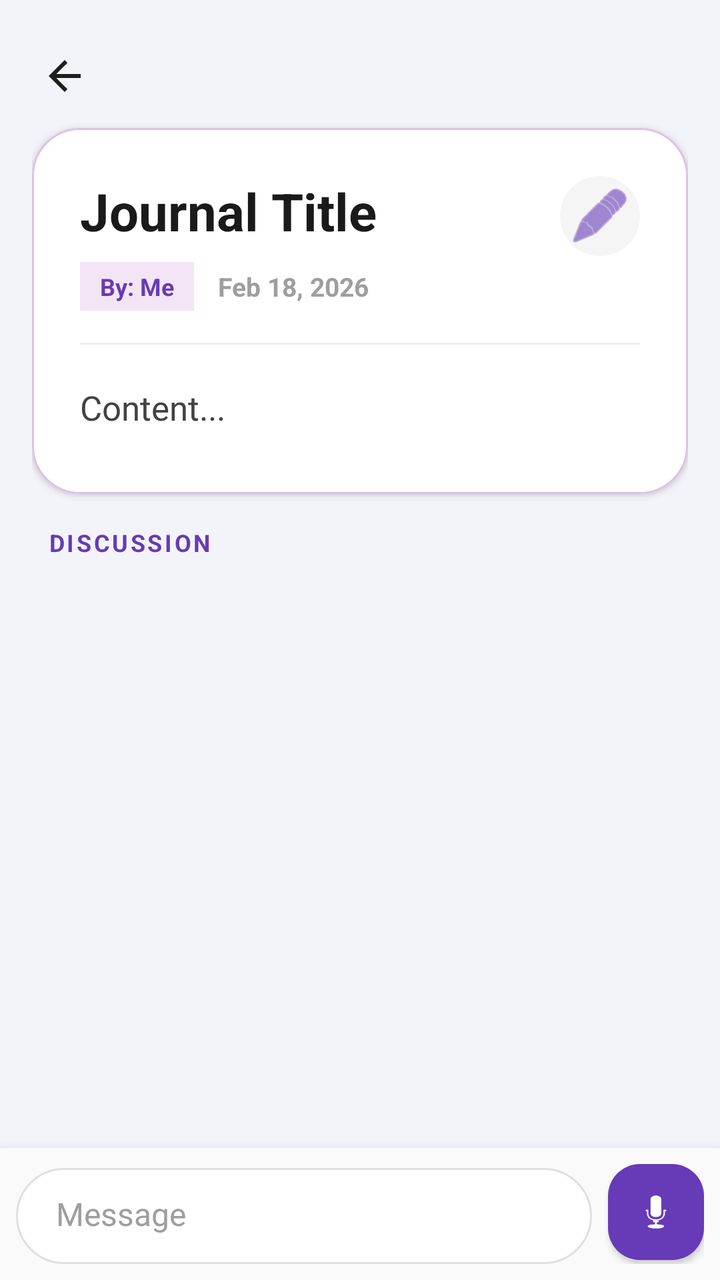
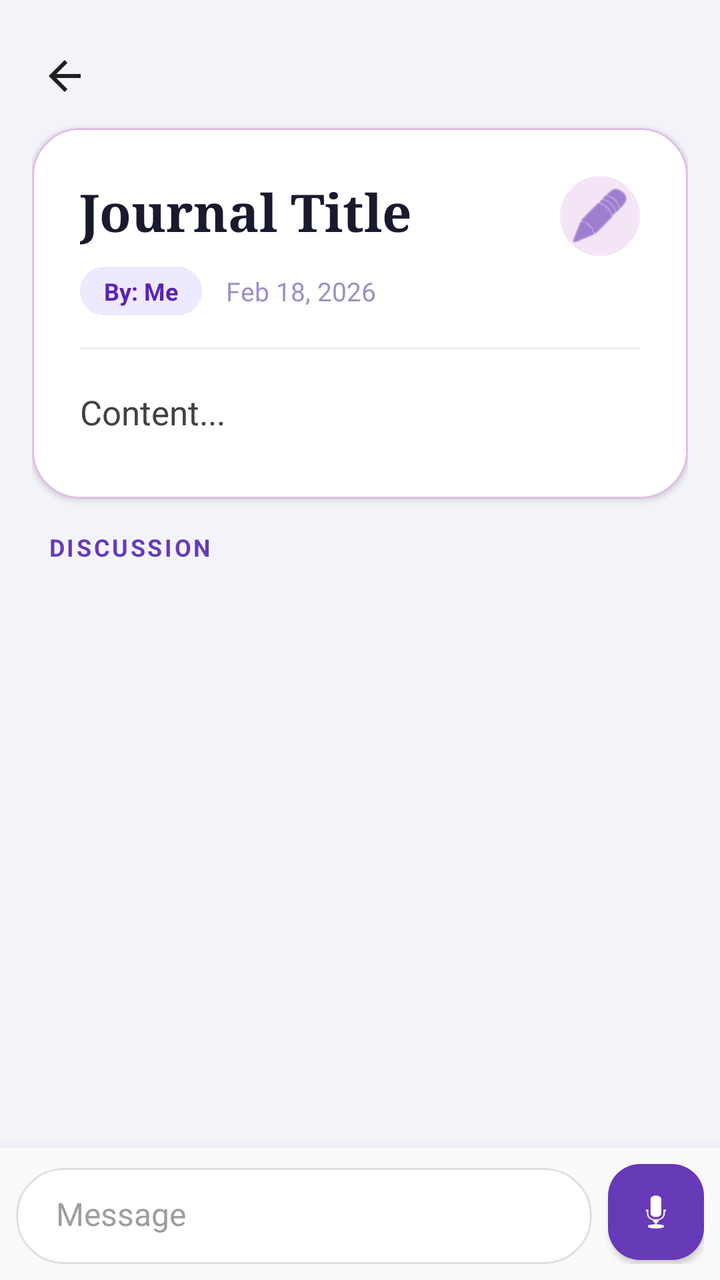

Two renders of the same Android screen: before a commit and after it. Below are the layout's source before the change and the commit's diff.
<!-- AndroidManifest.xml: application theme Theme.SpiritualTracker -->
<!-- res/layout/activity_journal_detail.xml -->
<?xml version="1.0" encoding="utf-8"?>
<LinearLayout xmlns:android="http://schemas.android.com/apk/res/android"
    xmlns:app="http://schemas.android.com/apk/res-auto"
    android:layout_width="match_parent"
    android:layout_height="match_parent"
    android:orientation="vertical"
    android:background="#F3F4F9"
    android:fitsSystemWindows="true">

    <androidx.core.widget.NestedScrollView
        android:id="@+id/detailScroll"
        android:layout_width="match_parent"
        android:layout_height="0dp"
        android:layout_weight="1"
        android:background="#F3F4F9"
        android:fillViewport="true">

            <LinearLayout
                android:layout_width="match_parent"
                android:layout_height="wrap_content"
                android:orientation="vertical"
                android:padding="16dp"
                android:background="#F3F4F9">

                <ImageView
                    android:id="@+id/btnDetailBack"
                    android:layout_width="44dp"
                    android:layout_height="44dp"
                    android:layout_marginStart="-6dp"
                    android:layout_marginBottom="4dp"
                    android:background="?attr/selectableItemBackgroundBorderless"
                    android:contentDescription="Back"
                    android:padding="10dp"
                    android:src="@drawable/ic_back"
                    app:tint="#1F1F1F" />

                <com.google.android.material.card.MaterialCardView
                    android:layout_width="match_parent"
                    android:layout_height="wrap_content"
                    app:cardCornerRadius="24dp"
                    app:cardElevation="2dp"
                    app:strokeColor="#E1BEE7"
                    app:strokeWidth="1dp"
                    app:cardBackgroundColor="#FFFFFF"
                    android:layout_marginBottom="16dp">

                    <LinearLayout
                        android:layout_width="match_parent"
                        android:layout_height="wrap_content"
                        android:orientation="vertical"
                        android:padding="24dp">

                        <RelativeLayout
                            android:layout_width="match_parent"
                            android:layout_height="wrap_content"
                            android:layout_marginBottom="16dp">

                            <LinearLayout
                                android:layout_width="match_parent"
                                android:layout_height="wrap_content"
                                android:orientation="vertical"
                                android:layout_toStartOf="@+id/btnEditEntry"
                                android:layout_marginEnd="12dp">

                                <TextView
                                    android:id="@+id/tvDetailTitle"
                                    android:layout_width="match_parent"
                                    android:layout_height="wrap_content"
                                    android:text="Journal Title"
                                    android:textSize="26sp"
                                    android:textStyle="bold"
                                    android:textColor="#1A1A1A"
                                    android:layout_marginBottom="8dp"/>

                                <LinearLayout
                                    android:layout_width="match_parent"
                                    android:layout_height="wrap_content"
                                    android:orientation="horizontal"
                                    android:gravity="center_vertical">

                                    <TextView
                                        android:id="@+id/tvDetailAuthor"
                                        android:layout_width="wrap_content"
                                        android:layout_height="wrap_content"
                                        android:text="By: Me"
                                        android:textSize="12sp"
                                        android:textStyle="bold"
                                        android:textColor="#673AB7"
                                        android:background="#F3E5F5"
                                        android:paddingHorizontal="10dp"
                                        android:paddingVertical="4dp"/>

                                    <TextView
                                        android:id="@+id/tvDetailDate"
                                        android:layout_width="wrap_content"
                                        android:layout_height="wrap_content"
                                        android:text="Feb 18, 2026"
                                        android:textSize="13sp"
                                        android:textStyle="bold"
                                        android:textColor="#9E9E9E"
                                        android:layout_marginStart="12dp"/>
                                </LinearLayout>
                            </LinearLayout>

                            <ImageButton
                                android:id="@+id/btnEditEntry"
                                android:layout_width="40dp"
                                android:layout_height="40dp"
                                android:layout_alignParentEnd="true"
                                android:layout_alignParentTop="true"
                                android:background="@drawable/circle_background"
                                android:backgroundTint="#F5F5F5"
                                android:src="@android:drawable/ic_menu_edit"
                                app:tint="#673AB7"
                                android:padding="8dp"/>
                        </RelativeLayout>

                        <LinearLayout
                            android:id="@+id/audioPlayerContainer"
                            android:layout_width="match_parent"
                            android:layout_height="wrap_content"
                            android:orientation="vertical"
                            android:background="#F3E5F5"
                            android:padding="16dp"
                            android:layout_marginBottom="20dp"
                            android:visibility="gone">

                            <LinearLayout
                                android:layout_width="match_parent"
                                android:layout_height="wrap_content"
                                android:orientation="horizontal"
                                android:gravity="center_vertical">

                                <FrameLayout
                                    android:layout_width="48dp"
                                    android:layout_height="48dp">
                                    <ImageButton
                                        android:id="@+id/btnPlayEntryAudio"
                                        android:layout_width="match_parent"
                                        android:layout_height="match_parent"
                                        android:src="@android:drawable/ic_media_play"
                                        android:background="@drawable/circle_background"
                                        android:backgroundTint="#673AB7"
                                        app:tint="#FFFFFF" />
                                    <ProgressBar
                                        android:id="@+id/pbEntryDownload"
                                        style="?android:attr/progressBarStyleSmall"
                                        android:layout_width="match_parent"
                                        android:layout_height="match_parent"
                                        android:visibility="gone"/>
                                </FrameLayout>

                                <LinearLayout
                                    android:layout_width="0dp"
                                    android:layout_height="wrap_content"
                                    android:orientation="vertical"
                                    android:layout_weight="1"
                                    android:layout_marginStart="16dp">

                                    <TextView
                                        android:layout_width="wrap_content"
                                        android:layout_height="wrap_content"
                                        android:text="Voice Note"
                                        android:textSize="14sp"
                                        android:textColor="#333333"
                                        android:textStyle="bold"/>

                                    <TextView
                                        android:id="@+id/tvDetailDuration"
                                        android:layout_width="wrap_content"
                                        android:layout_height="wrap_content"
                                        android:text="00:00 / 00:00"
                                        android:textSize="12sp"
                                        android:textColor="#673AB7"
                                        android:textStyle="bold"/>
                                </LinearLayout>
                            </LinearLayout>

                            <SeekBar
                                android:id="@+id/seekBarAudio"
                                android:layout_width="match_parent"
                                android:layout_height="wrap_content"
                                android:layout_marginTop="8dp"
                                android:progressBackgroundTint="#CCCCCC"
                                android:progressTint="#673AB7"
                                android:thumbTint="#673AB7" />
                        </LinearLayout>

                        <View
                            android:layout_width="match_parent"
                            android:layout_height="1dp"
                            android:background="#F0F0F0"
                            android:layout_marginBottom="20dp"/>

                        <TextView
                            android:id="@+id/tvDetailContent"
                            android:layout_width="match_parent"
                            android:layout_height="wrap_content"
                            android:text="Content..."
                            android:textSize="17sp"
                            android:textColor="#424242"
                            android:lineSpacingExtra="6dp"
                            android:paddingBottom="8dp"/> </LinearLayout>
                </com.google.android.material.card.MaterialCardView>

                <TextView
                    android:layout_width="wrap_content"
                    android:layout_height="wrap_content"
                    android:text="DISCUSSION"
                    android:textSize="12sp"
                    android:textStyle="bold"
                    android:textColor="#673AB7"
                    android:letterSpacing="0.1"
                    android:layout_marginBottom="8dp"
                    android:layout_marginStart="8dp"/>

                <androidx.recyclerview.widget.RecyclerView
                    android:id="@+id/rvReplies"
                    android:layout_width="match_parent"
                    android:layout_height="wrap_content"
                    android:layout_marginHorizontal="-16dp"
                    android:background="#F3F4F9"
                    android:nestedScrollingEnabled="false"
                    android:paddingBottom="8dp"
                    android:clipToPadding="false"/>

            </LinearLayout>
    </androidx.core.widget.NestedScrollView>

    <LinearLayout
        android:id="@+id/layoutReplyBar"
        android:layout_width="match_parent"
        android:layout_height="wrap_content"
        android:background="#FAFAFA"
        android:paddingHorizontal="8dp"
        android:paddingVertical="8dp"
        android:orientation="horizontal"
        android:gravity="bottom"
        android:elevation="12dp">

        <LinearLayout
            android:layout_width="0dp"
            android:layout_height="wrap_content"
            android:layout_weight="1"
            android:orientation="vertical"
            android:background="@drawable/bg_chat_input">

            <LinearLayout
                android:id="@+id/layoutReplyPreview"
                android:layout_width="match_parent"
                android:layout_height="wrap_content"
                android:orientation="horizontal"
                android:background="#F5F5F5"
                android:padding="8dp"
                android:visibility="gone">

                <View
                    android:layout_width="4dp"
                    android:layout_height="match_parent"
                    android:background="#673AB7" />

                <LinearLayout
                    android:layout_width="0dp"
                    android:layout_weight="1"
                    android:layout_height="wrap_content"
                    android:orientation="vertical"
                    android:paddingStart="8dp">

                    <TextView
                        android:id="@+id/tvReplyPreviewName"
                        android:layout_width="wrap_content"
                        android:layout_height="wrap_content"
                        android:text="Partner"
                        android:textColor="#673AB7"
                        android:textStyle="bold"
                        android:textSize="12sp" />

                    <TextView
                        android:id="@+id/tvReplyPreviewText"
                        android:layout_width="wrap_content"
                        android:layout_height="wrap_content"
                        android:ellipsize="end"
                        android:maxLines="1"
                        android:textColor="#555555"
                        android:textSize="14sp" />
                </LinearLayout>

                <ImageButton
                    android:id="@+id/btnCloseReply"
                    android:layout_width="24dp"
                    android:layout_height="24dp"
                    android:background="?selectableItemBackgroundBorderless"
                    android:src="@android:drawable/ic_menu_close_clear_cancel"
                    app:tint="#9E9E9E" />
            </LinearLayout>

            <FrameLayout
                android:layout_width="match_parent"
                android:layout_height="wrap_content"
                android:minHeight="48dp">

                <TextView
                    android:id="@+id/tvTypingIndicator"
                    android:layout_width="wrap_content"
                    android:layout_height="wrap_content"
                    android:text="Partner is typing..."
                    android:textSize="13sp"
                    android:textColor="#673AB7"
                    android:textStyle="italic"
                    android:visibility="gone"
                    android:layout_marginStart="16dp"
                    android:layout_marginBottom="4dp"/>

                <EditText
                    android:id="@+id/etReplyInput"
                    android:layout_width="match_parent"
                    android:layout_height="wrap_content"
                    android:hint="Message"
                    android:background="@null"
                    android:paddingHorizontal="20dp"
                    android:paddingVertical="12dp"
                    android:textSize="16sp"
                    android:textColor="#1A1A1A"
                    android:textColorHint="#9E9E9E"
                    android:maxLines="5"
                    android:inputType="textMultiLine|textCapSentences"/>

                <LinearLayout
                    android:id="@+id/layoutRecordingUI"
                    android:layout_width="match_parent"
                    android:layout_height="match_parent"
                    android:layout_gravity="center"
                    android:orientation="horizontal"
                    android:gravity="center_vertical"
                    android:visibility="gone"
                    android:paddingHorizontal="8dp"
                    android:baselineAligned="false">

                    <ImageButton
                        android:id="@+id/btnDiscardAudio"
                        android:layout_width="36dp"
                        android:layout_height="36dp"
                        android:layout_gravity="center_vertical"
                        android:background="?attr/selectableItemBackgroundBorderless"
                        android:src="@android:drawable/ic_menu_delete"
                        app:tint="#E53935" />

                    <TextView
                        android:id="@+id/tvRecordTimer"
                        android:layout_width="0dp"
                        android:layout_height="wrap_content"
                        android:layout_gravity="center_vertical"
                        android:layout_weight="1"
                        android:text="00:00"
                        android:textColor="#673AB7"
                        android:textSize="16sp"
                        android:textStyle="bold"
                        android:gravity="center" />

                    <ImageButton
                        android:id="@+id/btnSendAudio"
                        android:layout_width="36dp"
                        android:layout_height="36dp"
                        android:layout_gravity="center_vertical"
                        android:background="@drawable/circle_background"
                        android:backgroundTint="#673AB7"
                        android:src="@android:drawable/ic_menu_send"
                        app:tint="#FFFFFF" />
                </LinearLayout>
            </FrameLayout>
        </LinearLayout>

        <com.google.android.material.floatingactionbutton.FloatingActionButton
            android:id="@+id/btnSendOrRecord"
            android:layout_width="wrap_content"
            android:layout_height="wrap_content"
            android:layout_marginStart="8dp"
            android:layout_marginBottom="2dp"
            android:src="@android:drawable/ic_btn_speak_now"
            app:fabCustomSize="48dp"
            app:backgroundTint="#673AB7"
            app:tint="#FFFFFF"
            app:elevation="2dp"
            app:borderWidth="0dp"/>

    </LinearLayout>

</LinearLayout>
<!-- resources referenced by this layout -->
<resources>
  <!-- drawable bg_chat_input (drawable) -->
  <?xml version="1.0" encoding="utf-8"?>
  <shape xmlns:android="http://schemas.android.com/apk/res/android"
      android:shape="rectangle">
      <solid android:color="#FFFFFF" /> <stroke android:width="1dp" android:color="#E0E0E0" /> <corners android:radius="28dp" /> </shape>
  <!-- drawable circle_background (drawable) -->
  <?xml version="1.0" encoding="utf-8"?>
  <shape xmlns:android="http://schemas.android.com/apk/res/android"
      android:shape="oval">
      <solid android:color="#FFFFFF" />
  </shape>
  <!-- drawable ic_back (drawable) -->
  <vector xmlns:android="http://schemas.android.com/apk/res/android"
      android:width="24dp"
      android:height="24dp"
      android:viewportWidth="24"
      android:viewportHeight="24">
      <path
          android:fillColor="#FFFFFFFF"
          android:pathData="M20,11H7.83l5.59,-5.59L12,4l-8,8 8,8 1.41,-1.41L7.83,13H20v-2z" />
  </vector>
  <style name="Theme.SpiritualTracker" parent="Base.Theme.SpiritualTracker" />
  <style name="Base.Theme.SpiritualTracker" parent="Theme.Material3.DayNight.NoActionBar">
          <item name="colorPrimary">#7E57C2</item>
          <item name="colorOnPrimary">#FFFFFF</item>
          <item name="colorSecondaryContainer">#D1C4E9</item>
          <item name="colorOnSecondaryContainer">#7E57C2</item>
          <item name="android:windowBackground">#F3F4F9</item>
          
          <item name="android:navigationBarColor">#F5F5F5</item>
          <item name="android:windowLightNavigationBar" tools:targetApi="27">true</item>
      </style>
</resources>

<!-- the commit's change to res/layout/activity_journal_detail.xml (unified diff, before → after) -->
@@ -69,8 +69,10 @@
                                     android:text="Journal Title"
                                     android:textSize="26sp"
                                     android:textStyle="bold"
-                                    android:textColor="#1A1A1A"
-                                    android:layout_marginBottom="8dp"/>
+                                    android:fontFamily="serif"
+                                    android:textColor="#1A1A2E"
+                                    android:lineSpacingMultiplier="1.1"
+                                    android:layout_marginBottom="10dp"/>
 
                                 <LinearLayout
                                     android:layout_width="match_parent"
@@ -85,9 +87,9 @@
                                         android:text="By: Me"
                                         android:textSize="12sp"
                                         android:textStyle="bold"
-                                        android:textColor="#673AB7"
-                                        android:background="#F3E5F5"
-                                        android:paddingHorizontal="10dp"
+                                        android:textColor="#5B21B6"
+                                        android:background="@drawable/pill_me"
+                                        android:paddingHorizontal="12dp"
                                         android:paddingVertical="4dp"/>
 
                                     <TextView
@@ -96,8 +98,7 @@
                                         android:layout_height="wrap_content"
                                         android:text="Feb 18, 2026"
                                         android:textSize="13sp"
-                                        android:textStyle="bold"
-                                        android:textColor="#9E9E9E"
+                                        android:textColor="#9E8FC4"
                                         android:layout_marginStart="12dp"/>
                                 </LinearLayout>
                             </LinearLayout>
@@ -109,7 +110,8 @@
                                 android:layout_alignParentEnd="true"
                                 android:layout_alignParentTop="true"
                                 android:background="@drawable/circle_background"
-                                android:backgroundTint="#F5F5F5"
+                                android:backgroundTint="#F3E5F5"
+                                android:contentDescription="Edit entry"
                                 android:src="@android:drawable/ic_menu_edit"
                                 app:tint="#673AB7"
                                 android:padding="8dp"/>
<!-- resource entries referenced after the edit -->
@@ -21,6 +21,13 @@
           android:fillColor="#FFFFFFFF"
           android:pathData="M20,11H7.83l5.59,-5.59L12,4l-8,8 8,8 1.41,-1.41L7.83,13H20v-2z" />
   </vector>
+  <!-- drawable pill_me (drawable) -->
+  <?xml version="1.0" encoding="utf-8"?>
+  <shape xmlns:android="http://schemas.android.com/apk/res/android"
+      android:shape="rectangle">
+      <solid android:color="#EDE9FE"/>
+      <corners android:radius="20dp"/>
+  </shape>
   <style name="Theme.SpiritualTracker" parent="Base.Theme.SpiritualTracker" />
   <style name="Base.Theme.SpiritualTracker" parent="Theme.Material3.DayNight.NoActionBar">
           <item name="colorPrimary">#7E57C2</item>
